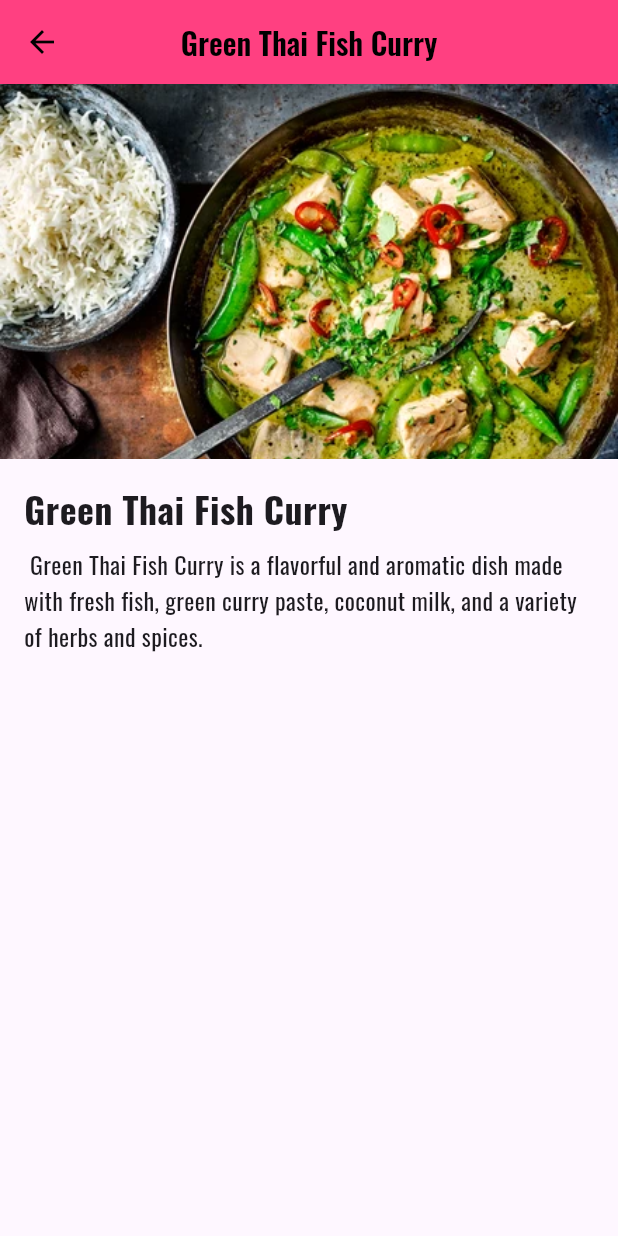
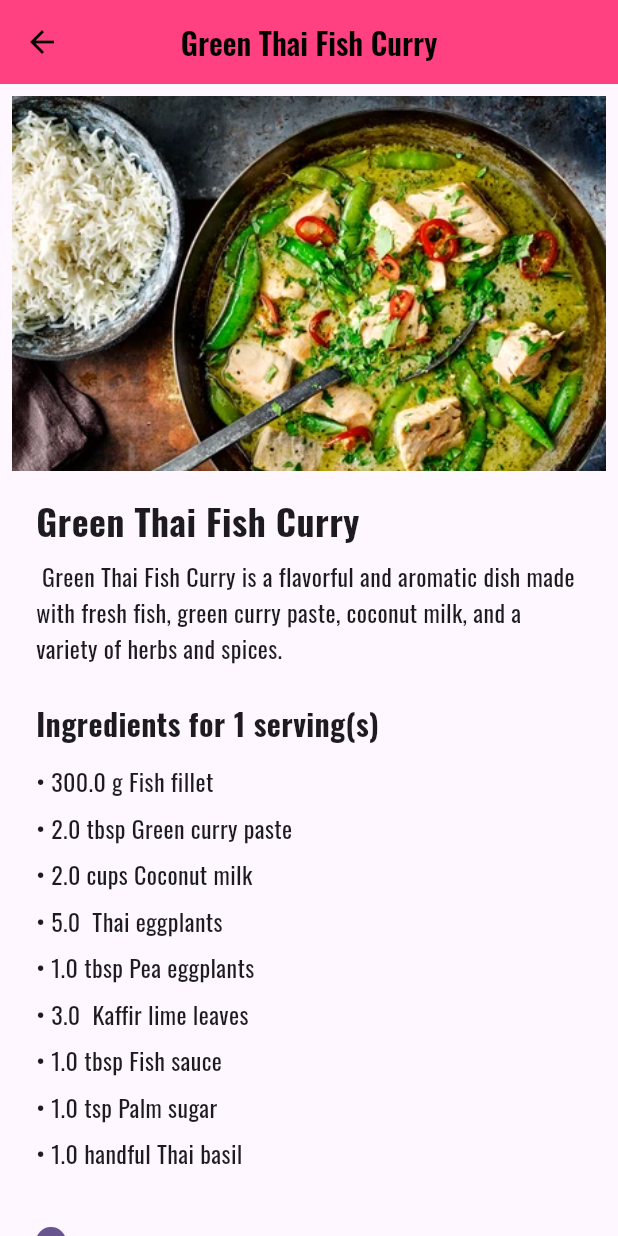
Before and after one commit to m0830295514-boop/recipe, a Flutter app: the screen it shows after launch, after a tap on "Green Thai Fish Curry", on a phone screen of 412 x 824 dp. Run offline on Flutter 3.47's test engine with Material 3 defaults, Android fonts, the phone set to English and light mode, and no system bars; our stand-ins replace google_fonts.

Commit message:
Update recipe detail

```diff
--- /dev/null
+++ b/lib/model/ingredient.dart
@@ -0,0 +1,8 @@
+class Ingredient {
+String name; // Name of the ingredient (e.g., "Sugar")
+int quantity; // Quantity of the ingredient (e.g., "2")
+String unit; // Unit of measurement (e.g., "cups")
+
+ // Constructor
+Ingredient({required this.name, required this.quantity, required this.unit});
+}
--- a/lib/model/recipe.dart
+++ b/lib/model/recipe.dart
@@ -1,19 +1,68 @@
+import 'package:myapp/model/ingredient.dart';
+
 class Recipe {
   String imgUrl;
   String imgTitle;
   String detail;
+  List<Ingredient> ingredients;
 
   //constructor
-  Recipe(this.imgUrl, this.imgTitle, this.detail);
+  Recipe(this.imgUrl, this.imgTitle, this.detail ,this.ingredients);
 
   static List<Recipe> samples = [
     Recipe('assets/images/1.webp', 'Green Thai Fish Curry',
-        ' Green Thai Fish Curry is a flavorful and aromatic dish made with fresh fish, green curry paste, coconut milk, and a variety of herbs and spices.'),
+        ' Green Thai Fish Curry is a flavorful and aromatic dish made with fresh fish, green curry paste, coconut milk, and a variety of herbs and spices.',[
+      Ingredient(name: 'Fish fillet', quantity: 300, unit: 'g'),
+      Ingredient(name: 'Green curry paste', quantity: 2, unit: 'tbsp'),
+      Ingredient(name: 'Coconut milk', quantity: 2, unit: 'cups'),
+      Ingredient(name: 'Thai eggplants', quantity: 5, unit: ''),
+      Ingredient(name: 'Pea eggplants', quantity: 1, unit: 'tbsp'),
+      Ingredient(name: 'Kaffir lime leaves', quantity: 3, unit: ''),
+      Ingredient(name: 'Fish sauce', quantity: 1, unit: 'tbsp'),
+      Ingredient(name: 'Palm sugar', quantity: 1, unit: 'tsp'),
+      Ingredient(name: 'Thai basil', quantity: 1, unit: 'handful'),
+    ],
+        ),
     Recipe('assets/images/2.webp', 'Pad Thai',
-        'Pad Thai is a stir-fried rice noodle dish commonly served as street food in Thailand.'),
+        'Pad Thai is a stir-fried rice noodle dish commonly served as street food in Thailand.',[
+      Ingredient(name: 'Rice noodles', quantity: 200, unit: 'g'),
+      Ingredient(name: 'Shrimp', quantity: 150, unit: 'g'),
+      Ingredient(name: 'Eggs', quantity: 2, unit: ''),
+      Ingredient(name: 'Tofu', quantity: 100, unit: 'g'),
+      Ingredient(name: 'Bean sprouts', quantity: 1, unit: 'cup'),
+      Ingredient(name: 'Garlic chives', quantity: 1, unit: 'handful'),
+      Ingredient(name: 'Tamarind paste', quantity: 2, unit: 'tbsp'),
+      Ingredient(name: 'Fish sauce', quantity: 1, unit: 'tbsp'),
+      Ingredient(name: 'Palm sugar', quantity: 1, unit: 'tbsp'),
+      Ingredient(name: 'Crushed peanuts', quantity: 2, unit: 'tbsp'),
+    ],
+    ),
+
     Recipe('assets/images/3.webp', 'Pumpkin Curry',
-        'Pumpkin Curry is a creamy and comforting dish made with pumpkin, coconut milk, and aromatic spices.'),
+        'Pumpkin Curry is a creamy and comforting dish made with pumpkin, coconut milk, and aromatic spices.',
+        [
+      Ingredient(name: 'Pumpkin', quantity: 300, unit: 'g'),
+      Ingredient(name: 'Red curry paste', quantity: 2, unit: 'tbsp'),
+      Ingredient(name: 'Coconut milk', quantity: 2, unit: 'cups'),
+      Ingredient(name: 'Fish sauce', quantity: 1, unit: 'tbsp'),
+      Ingredient(name: 'Palm sugar', quantity: 1, unit: 'tsp'),
+      Ingredient(name: 'Thai basil', quantity: 1, unit: 'handful'),
+      Ingredient(name: 'Red chili', quantity: 1, unit: ''),
+    ],
+    ),
     Recipe('assets/images/4.webp', 'Northern Larb',
-        'Northern Larb is a spicy and refreshing salad made with minced meat, herbs, and lime juice.'),
+        'Northern Larb is a spicy and refreshing salad made with minced meat, herbs, and lime juice.',
+        [
+      Ingredient(name: 'Minced pork', quantity: 300, unit: 'g'),
+      Ingredient(name: 'Northern larb spice mix', quantity: 2, unit: 'tbsp'),
+      Ingredient(name: 'Shallots', quantity: 3, unit: ''),
+      Ingredient(name: 'Kaffir lime leaves', quantity: 2, unit: ''),
+      Ingredient(name: 'Culantro', quantity: 1, unit: 'handful'),
+      Ingredient(name: 'Fish sauce', quantity: 1, unit: 'tbsp'),
+      Ingredient(name: 'Salt', quantity: 1, unit: 'pinch'),
+    ],
+    ),
   ];
+
+
 }
--- a/lib/recipe_detail.dart
+++ b/lib/recipe_detail.dart
@@ -1,17 +1,25 @@
 import 'package:flutter/material.dart';
 import 'package:google_fonts/google_fonts.dart';
 import 'package:myapp/model/recipe.dart';
-class RecipeDetail extends StatelessWidget {
+
+class RecipeDetail extends StatefulWidget {
   final Recipe recipe;
 
   const RecipeDetail({super.key, required this.recipe});
+
+  @override
+  State<RecipeDetail> createState() => _RecipeDetailState();
+}
+
+class _RecipeDetailState extends State<RecipeDetail> {
+  double _sliderValue = 1;
 
   @override
   Widget build(BuildContext context) {
     return Scaffold(
       appBar: AppBar(
         title: Text(
-          recipe.imgTitle,
+          widget.recipe.imgTitle,
           style: GoogleFonts.oswald(
             fontSize: 20,
             fontWeight: FontWeight.w600,
@@ -20,50 +28,84 @@ class RecipeDetail extends StatelessWidget {
         centerTitle: true,
       ),
       body: SingleChildScrollView(
+        child: Padding(
+          padding: const EdgeInsets.all(8.0),
           child: Column(
             crossAxisAlignment: CrossAxisAlignment.start,
             children: [
-            // รูปอาหาร
-
               Image.asset(
-              recipe.imgUrl,
+                widget.recipe.imgUrl,
                 width: double.infinity,
                 height: 250,
                 fit: BoxFit.cover,
               ),
-
               const SizedBox(height: 16),
-
-            // ชื่อเมนู
-
               Padding(
                 padding: const EdgeInsets.symmetric(horizontal: 16),
                 child: Text(
-                recipe.imgTitle,
+                  widget.recipe.imgTitle,
                   style: GoogleFonts.oswald(
                     fontSize: 24,
                     fontWeight: FontWeight.bold,
                   ),
                 ),
               ),
-
               const SizedBox(height: 8),
-
-            // รายละเอียด
-
               Padding(
                 padding: const EdgeInsets.symmetric(horizontal: 16),
                 child: Text(
-                recipe.detail,
+                  widget.recipe.detail,
                   style: GoogleFonts.oswald(
                     fontSize: 16,
                     height: 1.5,
                   ),
                 ),
               ),
-
               const SizedBox(height: 24),
+              Padding(
+                padding: const EdgeInsets.symmetric(horizontal: 16),
+                child: Text(
+                  'Ingredients for ${_sliderValue.toInt()} serving(s)',
+                  style: GoogleFonts.oswald(
+                    fontSize: 20,
+                    fontWeight: FontWeight.bold,
+                  ),
+                ),
+              ),
+              const SizedBox(height: 8),
+              ListView.builder(
+                shrinkWrap: true,
+                physics: const NeverScrollableScrollPhysics(),
+                itemCount: widget.recipe.ingredients.length,
+                itemBuilder: (BuildContext context, int index) {
+                  final ingredient = widget.recipe.ingredients[index];
+                  return Padding(
+                    padding:
+                        const EdgeInsets.symmetric(horizontal: 16, vertical: 4),
+                    child: Text(
+                      '• ${ingredient.quantity * _sliderValue} ${ingredient.unit} ${ingredient.name}',
+                      style: const TextStyle(
+                        fontSize: 16.0,
+                      ),
+                    ),
+                  );
+                },
+              ),
+              const SizedBox(height: 20),
+              Slider(
+                min: 1,
+                max: 5,
+                divisions: 4,
+                value: _sliderValue,
+                label: _sliderValue.round().toString(),
+                onChanged: (newValue) {
+                  setState(() {
+                    _sliderValue = newValue;
+                  });
+                },
+              ),
             ],
+          ),
         ),
       ),
     );
```
Lines whose indentation alone changed are shown as unchanged.
